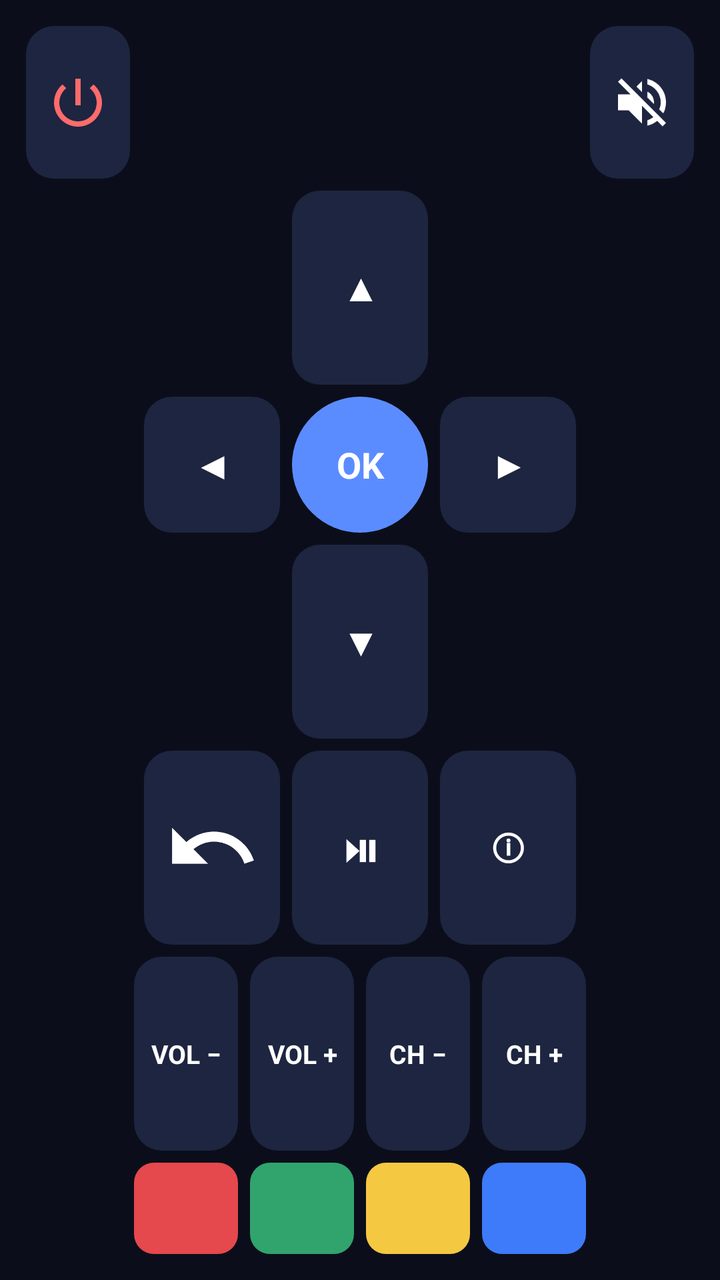
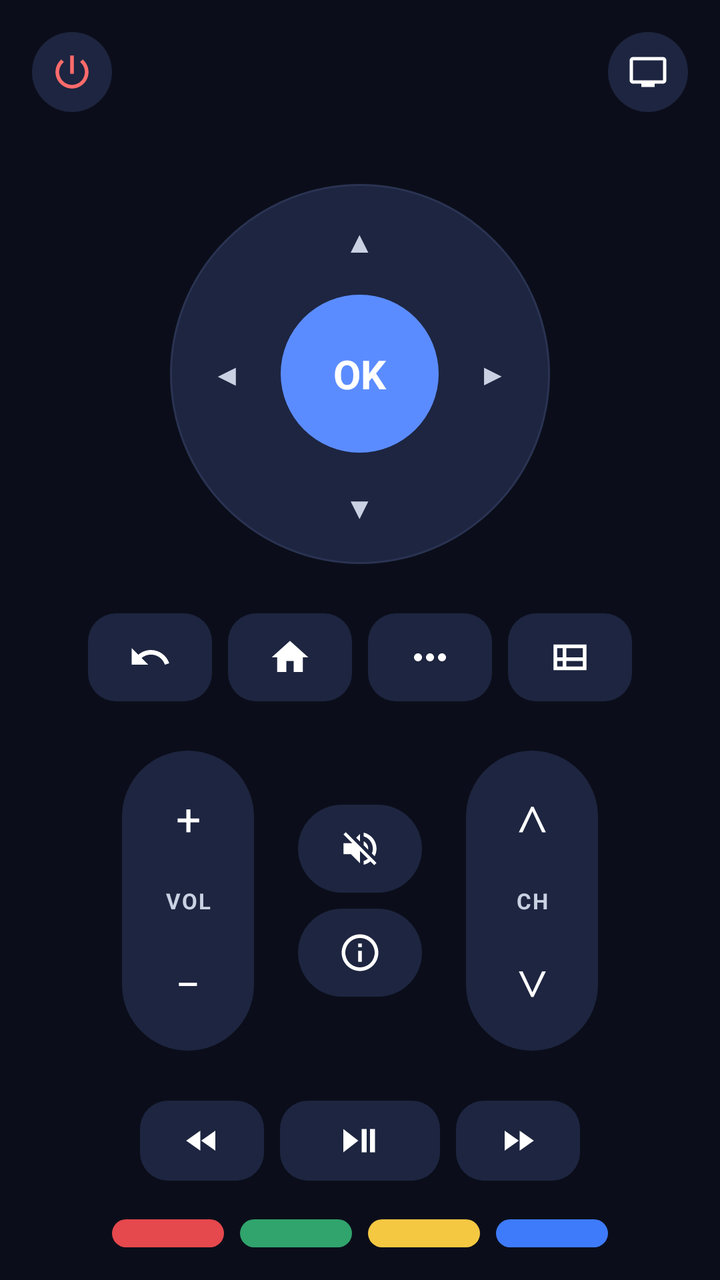

Two renders of the same Android screen: before a commit and after it. Below are the layout's source before the change and the commit's diff.
<!-- AndroidManifest.xml: application theme Theme.TiviBro -->
<!-- res/layout/widget_remote.xml -->
<?xml version="1.0" encoding="utf-8"?>
<LinearLayout xmlns:android="http://schemas.android.com/apk/res/android"
    android:id="@android:id/background"
    android:layout_width="match_parent"
    android:layout_height="match_parent"
    android:orientation="vertical"
    android:gravity="center_horizontal"
    android:padding="10dp"
    android:background="@drawable/widget_bg">
    <LinearLayout android:layout_width="match_parent" android:layout_height="0dp" android:layout_weight="0.8" android:orientation="horizontal" android:gravity="center">
        <ImageView android:id="@+id/rw_power" android:layout_width="52dp" android:layout_height="match_parent" android:layout_margin="3dp"
            android:background="@drawable/remote_key" android:padding="10dp" android:scaleType="fitCenter" android:src="@drawable/ic_power" />
        <TextView android:id="@+id/rw_name" android:layout_width="0dp" android:layout_height="match_parent" android:layout_weight="1" android:gravity="center"
            android:textColor="#FFFFFFFF" android:textSize="15sp" android:textStyle="bold" android:maxLines="1" android:ellipsize="end" />
        <ImageView android:id="@+id/rw_mute" android:layout_width="52dp" android:layout_height="match_parent" android:layout_margin="3dp"
            android:background="@drawable/remote_key" android:padding="10dp" android:scaleType="fitCenter" android:src="@drawable/ic_mute" />
    </LinearLayout>
    <LinearLayout android:layout_width="wrap_content" android:layout_height="0dp" android:layout_weight="1" android:orientation="horizontal" android:gravity="center">
        <FrameLayout android:layout_width="68dp" android:layout_height="match_parent" android:layout_margin="3dp" />
        <TextView android:id="@+id/rw_up" android:layout_width="68dp" android:layout_height="match_parent" android:layout_margin="3dp"
            android:background="@drawable/remote_key" android:gravity="center" android:text="▲" android:textColor="#FFFFFFFF" android:textSize="18sp" android:textStyle="bold" />
        <FrameLayout android:layout_width="68dp" android:layout_height="match_parent" android:layout_margin="3dp" />
    </LinearLayout>
    <LinearLayout android:layout_width="wrap_content" android:layout_height="74dp" android:orientation="horizontal" android:gravity="center">
        <TextView android:id="@+id/rw_left" android:layout_width="68dp" android:layout_height="match_parent" android:layout_margin="3dp"
            android:background="@drawable/remote_key" android:gravity="center" android:text="◀" android:textColor="#FFFFFFFF" android:textSize="18sp" android:textStyle="bold" />
        <TextView android:id="@+id/rw_ok" android:layout_width="68dp" android:layout_height="68dp" android:layout_margin="3dp"
            android:background="@drawable/remote_ok" android:gravity="center" android:text="OK" android:textColor="#FFFFFFFF" android:textSize="18sp" android:textStyle="bold" />
        <TextView android:id="@+id/rw_right" android:layout_width="68dp" android:layout_height="match_parent" android:layout_margin="3dp"
            android:background="@drawable/remote_key" android:gravity="center" android:text="▶" android:textColor="#FFFFFFFF" android:textSize="18sp" android:textStyle="bold" />
    </LinearLayout>
    <LinearLayout android:layout_width="wrap_content" android:layout_height="0dp" android:layout_weight="1" android:orientation="horizontal" android:gravity="center">
        <FrameLayout android:layout_width="68dp" android:layout_height="match_parent" android:layout_margin="3dp" />
        <TextView android:id="@+id/rw_down" android:layout_width="68dp" android:layout_height="match_parent" android:layout_margin="3dp"
            android:background="@drawable/remote_key" android:gravity="center" android:text="▼" android:textColor="#FFFFFFFF" android:textSize="18sp" android:textStyle="bold" />
        <FrameLayout android:layout_width="68dp" android:layout_height="match_parent" android:layout_margin="3dp" />
    </LinearLayout>
    <LinearLayout android:layout_width="wrap_content" android:layout_height="0dp" android:layout_weight="1" android:orientation="horizontal" android:gravity="center">
        <ImageView android:id="@+id/rw_back" android:layout_width="68dp" android:layout_height="match_parent" android:layout_margin="3dp"
            android:background="@drawable/remote_key" android:padding="10dp" android:scaleType="fitCenter" android:src="@drawable/ic_back" />
        <TextView android:id="@+id/rw_play" android:layout_width="68dp" android:layout_height="match_parent" android:layout_margin="3dp"
            android:background="@drawable/remote_key" android:gravity="center" android:text="⏯" android:textColor="#FFFFFFFF" android:textSize="18sp" android:textStyle="bold" />
        <TextView android:id="@+id/rw_info" android:layout_width="68dp" android:layout_height="match_parent" android:layout_margin="3dp"
            android:background="@drawable/remote_key" android:gravity="center" android:text="ⓘ" android:textColor="#FFFFFFFF" android:textSize="18sp" android:textStyle="bold" />
    </LinearLayout>
    <LinearLayout android:layout_width="wrap_content" android:layout_height="0dp" android:layout_weight="1" android:orientation="horizontal" android:gravity="center">
        <TextView android:id="@+id/rw_voldown" android:layout_width="52dp" android:layout_height="match_parent" android:layout_margin="3dp"
            android:background="@drawable/remote_key" android:gravity="center" android:text="VOL −" android:textColor="#FFFFFFFF" android:textSize="13sp" android:textStyle="bold" />
        <TextView android:id="@+id/rw_volup" android:layout_width="52dp" android:layout_height="match_parent" android:layout_margin="3dp"
            android:background="@drawable/remote_key" android:gravity="center" android:text="VOL +" android:textColor="#FFFFFFFF" android:textSize="13sp" android:textStyle="bold" />
        <TextView android:id="@+id/rw_chdown" android:layout_width="52dp" android:layout_height="match_parent" android:layout_margin="3dp"
            android:background="@drawable/remote_key" android:gravity="center" android:text="CH −" android:textColor="#FFFFFFFF" android:textSize="13sp" android:textStyle="bold" />
        <TextView android:id="@+id/rw_chup" android:layout_width="52dp" android:layout_height="match_parent" android:layout_margin="3dp"
            android:background="@drawable/remote_key" android:gravity="center" android:text="CH +" android:textColor="#FFFFFFFF" android:textSize="13sp" android:textStyle="bold" />
    </LinearLayout>
    <LinearLayout android:layout_width="wrap_content" android:layout_height="0dp" android:layout_weight="0.5" android:orientation="horizontal" android:gravity="center">
        <TextView android:id="@+id/rw_red" android:layout_width="52dp" android:layout_height="match_parent" android:layout_margin="3dp"
            android:background="@drawable/remote_red" android:gravity="center" android:text="" android:textColor="#FFFFFFFF" android:textSize="18sp" android:textStyle="bold" />
        <TextView android:id="@+id/rw_green" android:layout_width="52dp" android:layout_height="match_parent" android:layout_margin="3dp"
            android:background="@drawable/remote_green" android:gravity="center" android:text="" android:textColor="#FFFFFFFF" android:textSize="18sp" android:textStyle="bold" />
        <TextView android:id="@+id/rw_yellow" android:layout_width="52dp" android:layout_height="match_parent" android:layout_margin="3dp"
            android:background="@drawable/remote_yellow" android:gravity="center" android:text="" android:textColor="#FFFFFFFF" android:textSize="18sp" android:textStyle="bold" />
        <TextView android:id="@+id/rw_blue" android:layout_width="52dp" android:layout_height="match_parent" android:layout_margin="3dp"
            android:background="@drawable/remote_blue" android:gravity="center" android:text="" android:textColor="#FFFFFFFF" android:textSize="18sp" android:textStyle="bold" />
    </LinearLayout>
</LinearLayout>
<!-- resources referenced by this layout -->
<resources>
  <!-- unchanged entries left out for length: 12 -->
</resources>

<!-- the commit's change to res/layout/widget_remote.xml (unified diff, before → after) -->
@@ -1,66 +1,53 @@
 <?xml version="1.0" encoding="utf-8"?>
-<LinearLayout xmlns:android="http://schemas.android.com/apk/res/android"
-    android:id="@android:id/background"
-    android:layout_width="match_parent"
-    android:layout_height="match_parent"
-    android:orientation="vertical"
-    android:gravity="center_horizontal"
-    android:padding="10dp"
-    android:background="@drawable/widget_bg">
-    <LinearLayout android:layout_width="match_parent" android:layout_height="0dp" android:layout_weight="0.8" android:orientation="horizontal" android:gravity="center">
-        <ImageView android:id="@+id/rw_power" android:layout_width="52dp" android:layout_height="match_parent" android:layout_margin="3dp"
-            android:background="@drawable/remote_key" android:padding="10dp" android:scaleType="fitCenter" android:src="@drawable/ic_power" />
-        <TextView android:id="@+id/rw_name" android:layout_width="0dp" android:layout_height="match_parent" android:layout_weight="1" android:gravity="center"
-            android:textColor="#FFFFFFFF" android:textSize="15sp" android:textStyle="bold" android:maxLines="1" android:ellipsize="end" />
-        <ImageView android:id="@+id/rw_mute" android:layout_width="52dp" android:layout_height="match_parent" android:layout_margin="3dp"
-            android:background="@drawable/remote_key" android:padding="10dp" android:scaleType="fitCenter" android:src="@drawable/ic_mute" />
+<LinearLayout xmlns:android="http://schemas.android.com/apk/res/android" android:id="@android:id/background" android:layout_width="match_parent" android:layout_height="match_parent" android:orientation="vertical" android:gravity="center_horizontal" android:padding="12dp" android:background="@drawable/widget_bg">
+    <LinearLayout android:layout_width="match_parent" android:layout_height="wrap_content" android:orientation="horizontal" android:gravity="center_vertical">
+        <ImageView android:id="@+id/rw_power" android:layout_width="40dp" android:layout_height="40dp" android:layout_margin="4dp" android:background="@drawable/remote_round" android:padding="9dp" android:scaleType="fitCenter" android:src="@drawable/ic_power"/>
+        <TextView android:id="@+id/rw_name" android:layout_width="0dp" android:layout_height="wrap_content" android:layout_weight="1" android:gravity="center" android:textColor="#FFC9D1E3" android:textSize="14sp" android:textStyle="bold" android:maxLines="1" android:ellipsize="end"/>
+        <ImageView android:id="@+id/rw_open" android:layout_width="40dp" android:layout_height="40dp" android:layout_margin="4dp" android:background="@drawable/remote_round" android:padding="10dp" android:scaleType="fitCenter" android:src="@drawable/ic_open_tv"/>
     </LinearLayout>
-    <LinearLayout android:layout_width="wrap_content" android:layout_height="0dp" android:layout_weight="1" android:orientation="horizontal" android:gravity="center">
-        <FrameLayout android:layout_width="68dp" android:layout_height="match_parent" android:layout_margin="3dp" />
-        <TextView android:id="@+id/rw_up" android:layout_width="68dp" android:layout_height="match_parent" android:layout_margin="3dp"
-            android:background="@drawable/remote_key" android:gravity="center" android:text="▲" android:textColor="#FFFFFFFF" android:textSize="18sp" android:textStyle="bold" />
-        <FrameLayout android:layout_width="68dp" android:layout_height="match_parent" android:layout_margin="3dp" />
+    <FrameLayout android:layout_width="match_parent" android:layout_height="0dp" android:layout_weight="1"/>
+    <FrameLayout android:layout_width="190dp" android:layout_height="190dp" android:layout_margin="4dp" android:background="@drawable/remote_ring">
+        <TextView android:id="@+id/rw_up" android:layout_width="95dp" android:layout_height="57dp" android:layout_gravity="top|center_horizontal" android:gravity="center" android:text="▲" android:textColor="#FFC9D1E3" android:textSize="15sp"/>
+        <TextView android:id="@+id/rw_down" android:layout_width="95dp" android:layout_height="57dp" android:layout_gravity="bottom|center_horizontal" android:gravity="center" android:text="▼" android:textColor="#FFC9D1E3" android:textSize="15sp"/>
+        <TextView android:id="@+id/rw_left" android:layout_width="57dp" android:layout_height="95dp" android:layout_gravity="start|center_vertical" android:gravity="center" android:text="◀" android:textColor="#FFC9D1E3" android:textSize="15sp"/>
+        <TextView android:id="@+id/rw_right" android:layout_width="57dp" android:layout_height="95dp" android:layout_gravity="end|center_vertical" android:gravity="center" android:text="▶" android:textColor="#FFC9D1E3" android:textSize="15sp"/>
+        <TextView android:id="@+id/rw_ok" android:layout_width="79dp" android:layout_height="79dp" android:layout_gravity="center" android:background="@drawable/remote_ok" android:gravity="center" android:text="OK" android:textColor="#FFFFFFFF" android:textSize="20sp" android:textStyle="bold"/>
+    </FrameLayout>
+    <FrameLayout android:layout_width="match_parent" android:layout_height="0dp" android:layout_weight="0.6"/>
+    <LinearLayout android:layout_width="wrap_content" android:layout_height="wrap_content" android:orientation="horizontal" android:gravity="center">
+        <ImageView android:id="@+id/rw_back" android:layout_width="62dp" android:layout_height="44dp" android:layout_margin="4dp" android:background="@drawable/remote_key" android:padding="11dp" android:scaleType="fitCenter" android:src="@drawable/ic_back"/>
+        <ImageView android:id="@+id/rw_home" android:layout_width="62dp" android:layout_height="44dp" android:layout_margin="4dp" android:background="@drawable/remote_key" android:padding="11dp" android:scaleType="fitCenter" android:src="@drawable/ic_home"/>
+        <ImageView android:id="@+id/rw_menu" android:layout_width="62dp" android:layout_height="44dp" android:layout_margin="4dp" android:background="@drawable/remote_key" android:padding="10dp" android:scaleType="fitCenter" android:src="@drawable/ic_more"/>
+        <ImageView android:id="@+id/rw_guide" android:layout_width="62dp" android:layout_height="44dp" android:layout_margin="4dp" android:background="@drawable/remote_key" android:padding="11dp" android:scaleType="fitCenter" android:src="@drawable/ic_guide"/>
     </LinearLayout>
-    <LinearLayout android:layout_width="wrap_content" android:layout_height="74dp" android:orientation="horizontal" android:gravity="center">
-        <TextView android:id="@+id/rw_left" android:layout_width="68dp" android:layout_height="match_parent" android:layout_margin="3dp"
-            android:background="@drawable/remote_key" android:gravity="center" android:text="◀" android:textColor="#FFFFFFFF" android:textSize="18sp" android:textStyle="bold" />
-        <TextView android:id="@+id/rw_ok" android:layout_width="68dp" android:layout_height="68dp" android:layout_margin="3dp"
-            android:background="@drawable/remote_ok" android:gravity="center" android:text="OK" android:textColor="#FFFFFFFF" android:textSize="18sp" android:textStyle="bold" />
-        <TextView android:id="@+id/rw_right" android:layout_width="68dp" android:layout_height="match_parent" android:layout_margin="3dp"
-            android:background="@drawable/remote_key" android:gravity="center" android:text="▶" android:textColor="#FFFFFFFF" android:textSize="18sp" android:textStyle="bold" />
+    <FrameLayout android:layout_width="match_parent" android:layout_height="0dp" android:layout_weight="0.6"/>
+    <LinearLayout android:layout_width="wrap_content" android:layout_height="wrap_content" android:orientation="horizontal" android:gravity="center">
+        <LinearLayout android:layout_width="66dp" android:layout_height="150dp" android:layout_margin="4dp" android:orientation="vertical" android:background="@drawable/remote_rocker">
+            <TextView android:id="@+id/rw_volup" android:layout_width="match_parent" android:layout_height="0dp" android:layout_weight="1" android:gravity="center" android:text="+" android:textColor="#FFFFFFFF" android:textSize="22sp"/>
+            <TextView android:layout_width="match_parent" android:layout_height="wrap_content" android:gravity="center" android:text="VOL" android:textColor="#FFC9D1E3" android:textSize="11sp" android:textStyle="bold" android:letterSpacing="0.06" android:importantForAccessibility="no"/>
+            <TextView android:id="@+id/rw_voldown" android:layout_width="match_parent" android:layout_height="0dp" android:layout_weight="1" android:gravity="center" android:text="−" android:textColor="#FFFFFFFF" android:textSize="22sp"/>
+        </LinearLayout>
+        <LinearLayout android:layout_width="wrap_content" android:layout_height="wrap_content" android:orientation="vertical" android:gravity="center" android:layout_marginStart="14dp" android:layout_marginEnd="14dp">
+            <ImageView android:id="@+id/rw_mute" android:layout_width="62dp" android:layout_height="44dp" android:layout_margin="4dp" android:background="@drawable/remote_round" android:padding="11dp" android:scaleType="fitCenter" android:src="@drawable/ic_mute"/>
+            <ImageView android:id="@+id/rw_info" android:layout_width="62dp" android:layout_height="44dp" android:layout_margin="4dp" android:background="@drawable/remote_round" android:padding="11dp" android:scaleType="fitCenter" android:src="@drawable/ic_info"/>
+        </LinearLayout>
+        <LinearLayout android:layout_width="66dp" android:layout_height="150dp" android:layout_margin="4dp" android:orientation="vertical" android:background="@drawable/remote_rocker">
+            <TextView android:id="@+id/rw_chup" android:layout_width="match_parent" android:layout_height="0dp" android:layout_weight="1" android:gravity="center" android:text="∧" android:textColor="#FFFFFFFF" android:textSize="22sp"/>
+            <TextView android:layout_width="match_parent" android:layout_height="wrap_content" android:gravity="center" android:text="CH" android:textColor="#FFC9D1E3" android:textSize="11sp" android:textStyle="bold" android:letterSpacing="0.06" android:importantForAccessibility="no"/>
+            <TextView android:id="@+id/rw_chdown" android:layout_width="match_parent" android:layout_height="0dp" android:layout_weight="1" android:gravity="center" android:text="∨" android:textColor="#FFFFFFFF" android:textSize="22sp"/>
+        </LinearLayout>
     </LinearLayout>
-    <LinearLayout android:layout_width="wrap_content" android:layout_height="0dp" android:layout_weight="1" android:orientation="horizontal" android:gravity="center">
-        <FrameLayout android:layout_width="68dp" android:layout_height="match_parent" android:layout_margin="3dp" />
-        <TextView android:id="@+id/rw_down" android:layout_width="68dp" android:layout_height="match_parent" android:layout_margin="3dp"
-            android:background="@drawable/remote_key" android:gravity="center" android:text="▼" android:textColor="#FFFFFFFF" android:textSize="18sp" android:textStyle="bold" />
-        <FrameLayout android:layout_width="68dp" android:layout_height="match_parent" android:layout_margin="3dp" />
+    <FrameLayout android:layout_width="match_parent" android:layout_height="0dp" android:layout_weight="0.6"/>
+    <LinearLayout android:layout_width="wrap_content" android:layout_height="wrap_content" android:orientation="horizontal" android:gravity="center">
+        <ImageView android:id="@+id/rw_rew" android:layout_width="62dp" android:layout_height="40dp" android:layout_margin="4dp" android:background="@drawable/remote_key" android:padding="10dp" android:scaleType="fitCenter" android:src="@drawable/ic_rew"/>
+        <ImageView android:id="@+id/rw_play" android:layout_width="80dp" android:layout_height="40dp" android:layout_margin="4dp" android:background="@drawable/remote_key" android:padding="10dp" android:scaleType="fitCenter" android:src="@drawable/ic_play_pause"/>
+        <ImageView android:id="@+id/rw_ff" android:layout_width="62dp" android:layout_height="40dp" android:layout_margin="4dp" android:background="@drawable/remote_key" android:padding="10dp" android:scaleType="fitCenter" android:src="@drawable/ic_ff"/>
     </LinearLayout>
-    <LinearLayout android:layout_width="wrap_content" android:layout_height="0dp" android:layout_weight="1" android:orientation="horizontal" android:gravity="center">
-        <ImageView android:id="@+id/rw_back" android:layout_width="68dp" android:layout_height="match_parent" android:layout_margin="3dp"
-            android:background="@drawable/remote_key" android:padding="10dp" android:scaleType="fitCenter" android:src="@drawable/ic_back" />
-        <TextView android:id="@+id/rw_play" android:layout_width="68dp" android:layout_height="match_parent" android:layout_margin="3dp"
-            android:background="@drawable/remote_key" android:gravity="center" android:text="⏯" android:textColor="#FFFFFFFF" android:textSize="18sp" android:textStyle="bold" />
-        <TextView android:id="@+id/rw_info" android:layout_width="68dp" android:layout_height="match_parent" android:layout_margin="3dp"
-            android:background="@drawable/remote_key" android:gravity="center" android:text="ⓘ" android:textColor="#FFFFFFFF" android:textSize="18sp" android:textStyle="bold" />
-    </LinearLayout>
-    <LinearLayout android:layout_width="wrap_content" android:layout_height="0dp" android:layout_weight="1" android:orientation="horizontal" android:gravity="center">
-        <TextView android:id="@+id/rw_voldown" android:layout_width="52dp" android:layout_height="match_parent" android:layout_margin="3dp"
-            android:background="@drawable/remote_key" android:gravity="center" android:text="VOL −" android:textColor="#FFFFFFFF" android:textSize="13sp" android:textStyle="bold" />
-        <TextView android:id="@+id/rw_volup" android:layout_width="52dp" android:layout_height="match_parent" android:layout_margin="3dp"
-            android:background="@drawable/remote_key" android:gravity="center" android:text="VOL +" android:textColor="#FFFFFFFF" android:textSize="13sp" android:textStyle="bold" />
-        <TextView android:id="@+id/rw_chdown" android:layout_width="52dp" android:layout_height="match_parent" android:layout_margin="3dp"
-            android:background="@drawable/remote_key" android:gravity="center" android:text="CH −" android:textColor="#FFFFFFFF" android:textSize="13sp" android:textStyle="bold" />
-        <TextView android:id="@+id/rw_chup" android:layout_width="52dp" android:layout_height="match_parent" android:layout_margin="3dp"
-            android:background="@drawable/remote_key" android:gravity="center" android:text="CH +" android:textColor="#FFFFFFFF" android:textSize="13sp" android:textStyle="bold" />
-    </LinearLayout>
-    <LinearLayout android:layout_width="wrap_content" android:layout_height="0dp" android:layout_weight="0.5" android:orientation="horizontal" android:gravity="center">
-        <TextView android:id="@+id/rw_red" android:layout_width="52dp" android:layout_height="match_parent" android:layout_margin="3dp"
-            android:background="@drawable/remote_red" android:gravity="center" android:text="" android:textColor="#FFFFFFFF" android:textSize="18sp" android:textStyle="bold" />
-        <TextView android:id="@+id/rw_green" android:layout_width="52dp" android:layout_height="match_parent" android:layout_margin="3dp"
-            android:background="@drawable/remote_green" android:gravity="center" android:text="" android:textColor="#FFFFFFFF" android:textSize="18sp" android:textStyle="bold" />
-        <TextView android:id="@+id/rw_yellow" android:layout_width="52dp" android:layout_height="match_parent" android:layout_margin="3dp"
-            android:background="@drawable/remote_yellow" android:gravity="center" android:text="" android:textColor="#FFFFFFFF" android:textSize="18sp" android:textStyle="bold" />
-        <TextView android:id="@+id/rw_blue" android:layout_width="52dp" android:layout_height="match_parent" android:layout_margin="3dp"
-            android:background="@drawable/remote_blue" android:gravity="center" android:text="" android:textColor="#FFFFFFFF" android:textSize="18sp" android:textStyle="bold" />
+    <FrameLayout android:layout_width="match_parent" android:layout_height="0dp" android:layout_weight="0.4"/>
+    <LinearLayout android:layout_width="wrap_content" android:layout_height="wrap_content" android:orientation="horizontal" android:gravity="center">
+        <TextView android:id="@+id/rw_red" android:layout_width="56dp" android:layout_height="14dp" android:layout_margin="4dp" android:background="@drawable/remote_red" android:gravity="center" android:text="" android:textColor="#FFFFFFFF" android:textSize="12sp" android:textStyle="bold"/>
+        <TextView android:id="@+id/rw_green" android:layout_width="56dp" android:layout_height="14dp" android:layout_margin="4dp" android:background="@drawable/remote_green" android:gravity="center" android:text="" android:textColor="#FFFFFFFF" android:textSize="12sp" android:textStyle="bold"/>
+        <TextView android:id="@+id/rw_yellow" android:layout_width="56dp" android:layout_height="14dp" android:layout_margin="4dp" android:background="@drawable/remote_yellow" android:gravity="center" android:text="" android:textColor="#FFFFFFFF" android:textSize="12sp" android:textStyle="bold"/>
+        <TextView android:id="@+id/rw_blue" android:layout_width="56dp" android:layout_height="14dp" android:layout_margin="4dp" android:background="@drawable/remote_blue" android:gravity="center" android:text="" android:textColor="#FFFFFFFF" android:textSize="12sp" android:textStyle="bold"/>
     </LinearLayout>
 </LinearLayout>
<!-- resource entries referenced after the edit -->
@@ -1,5 +1,63 @@
 <!-- resources referenced by this layout -->
 <resources>
+  <!-- drawable ic_ff (drawable) -->
+  <?xml version="1.0" encoding="utf-8"?>
+  <vector xmlns:android="http://schemas.android.com/apk/res/android" android:width="24dp" android:height="24dp" android:viewportWidth="24" android:viewportHeight="24">
+      <path android:fillColor="#FFFFFFFF" android:pathData="M4,18l8.5,-6L4,6v12zM13,6v12l8.5,-6L13,6z"/>
+  </vector>
+  <!-- drawable ic_guide (drawable) -->
+  <?xml version="1.0" encoding="utf-8"?>
+  <vector xmlns:android="http://schemas.android.com/apk/res/android" android:width="24dp" android:height="24dp" android:viewportWidth="24" android:viewportHeight="24">
+      <path android:fillColor="#FFFFFFFF" android:pathData="M3,5v14h18V5H3zM8,17H5v-3h3v3zM8,12H5V7h3v5zM19,17h-9v-3h9v3zM19,12h-9V7h9v5z"/>
+  </vector>
+  <!-- drawable ic_home (drawable) -->
+  <?xml version="1.0" encoding="utf-8"?>
+  <vector xmlns:android="http://schemas.android.com/apk/res/android" android:width="24dp" android:height="24dp" android:viewportWidth="24" android:viewportHeight="24">
+      <path android:fillColor="#FFFFFFFF" android:pathData="M10,20v-6h4v6h5v-8h3L12,3 2,12h3v8z"/>
+  </vector>
+  <!-- drawable ic_info (drawable) -->
+  <?xml version="1.0" encoding="utf-8"?>
+  <vector xmlns:android="http://schemas.android.com/apk/res/android" android:width="24dp" android:height="24dp" android:viewportWidth="24" android:viewportHeight="24">
+      <path android:fillColor="#FFFFFFFF" android:pathData="M11,7h2v2h-2zM11,11h2v6h-2zM12,2C6.48,2 2,6.48 2,12s4.48,10 10,10 10,-4.48 10,-10S17.52,2 12,2zM12,20c-4.41,0 -8,-3.59 -8,-8s3.59,-8 8,-8 8,3.59 8,8 -3.59,8 -8,8z"/>
+  </vector>
+  <!-- drawable ic_more (drawable) -->
+  <?xml version="1.0" encoding="utf-8"?>
+  <vector xmlns:android="http://schemas.android.com/apk/res/android" android:width="24dp" android:height="24dp" android:viewportWidth="24" android:viewportHeight="24">
+      <path android:fillColor="#FFFFFFFF" android:pathData="M6,10c-1.1,0 -2,0.9 -2,2s0.9,2 2,2 2,-0.9 2,-2 -0.9,-2 -2,-2zM18,10c-1.1,0 -2,0.9 -2,2s0.9,2 2,2 2,-0.9 2,-2 -0.9,-2 -2,-2zM12,10c-1.1,0 -2,0.9 -2,2s0.9,2 2,2 2,-0.9 2,-2 -0.9,-2 -2,-2z"/>
+  </vector>
+  <!-- drawable ic_open_tv (drawable) -->
+  <?xml version="1.0" encoding="utf-8"?>
+  <vector xmlns:android="http://schemas.android.com/apk/res/android" android:width="24dp" android:height="24dp" android:viewportWidth="24" android:viewportHeight="24">
+      <path android:fillColor="#FFFFFFFF" android:pathData="M21,3H3c-1.1,0 -2,0.9 -2,2v12c0,1.1 0.9,2 2,2h5v2h8v-2h5c1.1,0 1.99,-0.9 1.99,-2L23,5c0,-1.1 -0.9,-2 -2,-2zM21,17H3V5h18v12z"/>
+  </vector>
+  <!-- drawable ic_play_pause (drawable) -->
+  <?xml version="1.0" encoding="utf-8"?>
+  <vector xmlns:android="http://schemas.android.com/apk/res/android" android:width="24dp" android:height="24dp" android:viewportWidth="24" android:viewportHeight="24">
+      <path android:fillColor="#FFFFFFFF" android:pathData="M2,5v14l9,-7zM13,5h3v14h-3zM18,5h3v14h-3z"/>
+  </vector>
+  <!-- drawable ic_rew (drawable) -->
+  <?xml version="1.0" encoding="utf-8"?>
+  <vector xmlns:android="http://schemas.android.com/apk/res/android" android:width="24dp" android:height="24dp" android:viewportWidth="24" android:viewportHeight="24">
+      <path android:fillColor="#FFFFFFFF" android:pathData="M11,18V6l-8.5,6 8.5,6zM11.5,12l8.5,6V6l-8.5,6z"/>
+  </vector>
+  <!-- drawable remote_ring (drawable) -->
+  <?xml version="1.0" encoding="utf-8"?>
+  <shape xmlns:android="http://schemas.android.com/apk/res/android" android:shape="oval">
+      <solid android:color="#FF1D2540" />
+      <stroke android:width="1dp" android:color="#FF2A3352" />
+  </shape>
+  <!-- drawable remote_rocker (drawable) -->
+  <?xml version="1.0" encoding="utf-8"?>
+  <shape xmlns:android="http://schemas.android.com/apk/res/android" android:shape="rectangle">
+      <solid android:color="#FF1D2540" />
+      <corners android:radius="200dp" />
+  </shape>
+  <!-- drawable remote_round (drawable) -->
+  <?xml version="1.0" encoding="utf-8"?>
+  <shape xmlns:android="http://schemas.android.com/apk/res/android" android:shape="rectangle">
+      <solid android:color="#FF1D2540" />
+      <corners android:radius="200dp" />
+  </shape>
   <!-- unchanged entries left out for length: 12 -->
 </resources>
 
